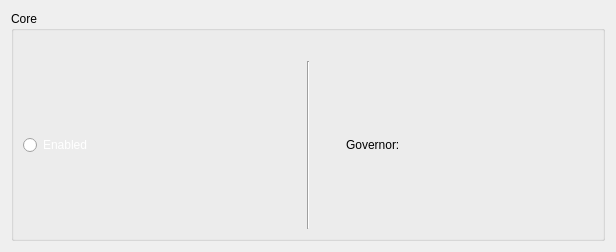
Old version of the form LenovoLegion/LenovoLegion-Application/ThreadControl.ui in the repository bolekjar/LenovoLegion.
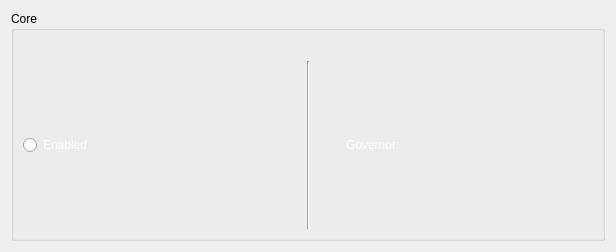
New version of the form.

Diff of the .ui file:
```diff
--- a/LenovoLegion/LenovoLegion-Application/ThreadControl.ui
+++ b/LenovoLegion/LenovoLegion-Application/ThreadControl.ui
@@ -22,6 +22,10 @@
   <property name="styleSheet">
    <string notr="true">QRadioButton {
 	color: rgb(255, 255, 255);
+}
+
+QLabel {
+	color: rgb(255, 255, 255);
 }</string>
   </property>
   <layout class="QVBoxLayout" name="verticalLayout">
```
